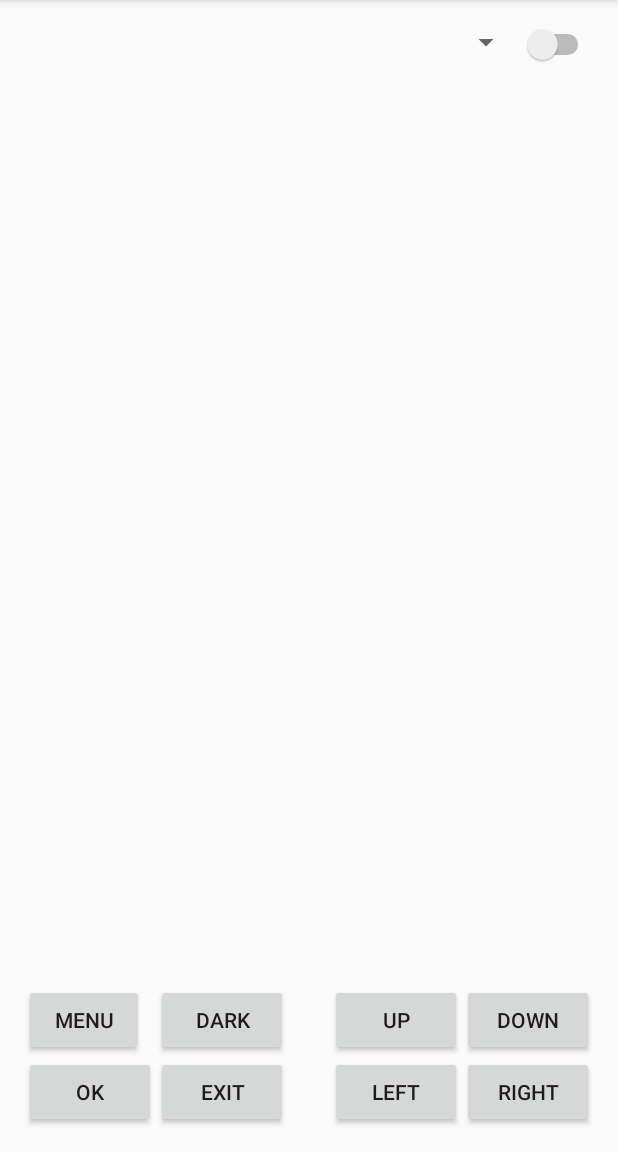
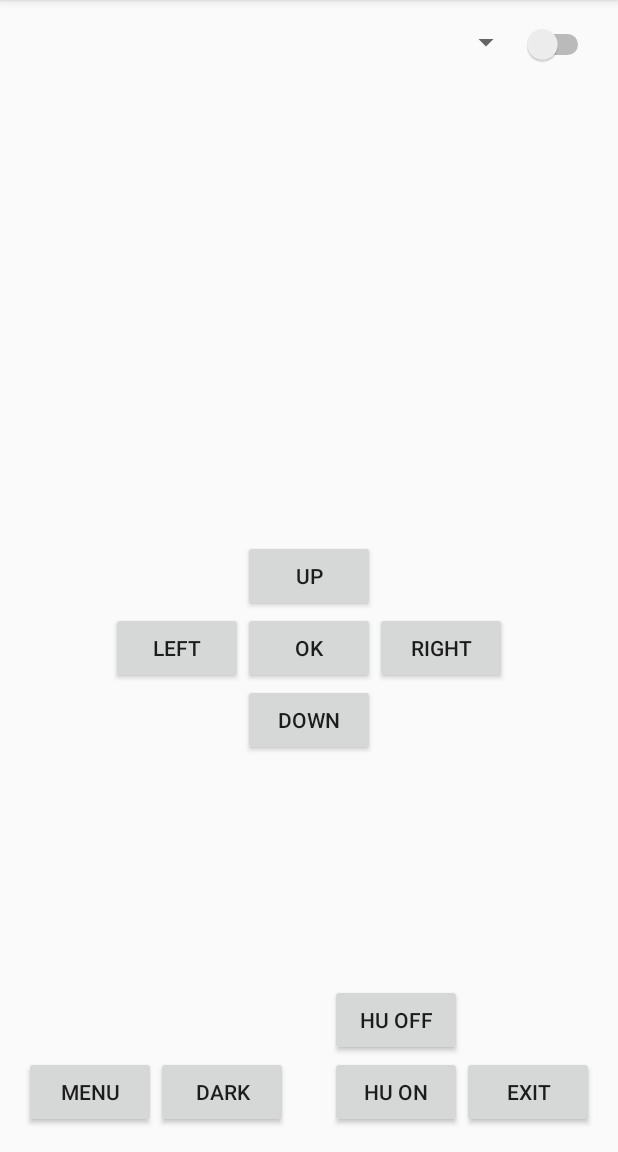
Before and after one commit to mikebutrimov/automobile-machine-2, an Android app: the screen it shows after launch (MainActivity), on a phone screen of 412 x 824 dp, the part 84-1236 px from its top. Run offline under Robolectric (Android 15) with nearby library versions, the phone set to English and light mode, and no system bars.

Commit message:
start vorking on new vehicle control interface

```diff
--- a/android/AutoMachine2/app/src/main/java/org/unhack/automachine2/Command.java
+++ b/android/AutoMachine2/app/src/main/java/org/unhack/automachine2/Command.java
@@ -83,7 +83,7 @@ public class Command {
                     if (longPressedIntent != null) mContext.startService(longPressedIntent);
                     this.status = LONG_PRESS;
                     this.timer = System.currentTimeMillis();
-                    Intent ioTextInten = new Intent(MainActivity.INTENT_FILTER);
+                    Intent ioTextInten = new Intent(MainActivity.INTENT_FILTER_UPDATE_UI);
                     ioTextInten.putExtra("payload", string_payload + " fired LONG \n");
                     mContext.sendBroadcast(ioTextInten);
                     return;
@@ -99,14 +99,14 @@ public class Command {
                 this.status = RELEASED;
                 this.count = 0;
                 if (longReleasedIntent != null) mContext.startService(longReleasedIntent);
-                Intent ioTextInten = new Intent(MainActivity.INTENT_FILTER);
+                Intent ioTextInten = new Intent(MainActivity.INTENT_FILTER_UPDATE_UI);
                 ioTextInten.putExtra("payload", string_payload + " released LONG \n");
                 mContext.sendBroadcast(ioTextInten);
             }
         }
         if (status == SHORT_PRESS && System.currentTimeMillis() - timer > THRESHOLD){
             mContext.startService(shortPressedIntent);
-            Intent ioTextInten = new Intent(MainActivity.INTENT_FILTER);
+            Intent ioTextInten = new Intent(MainActivity.INTENT_FILTER_UPDATE_UI);
             ioTextInten.putExtra("payload", string_payload + " fired SHORT \n");
             mContext.sendBroadcast(ioTextInten);
             this.status = RELEASED;
--- a/android/AutoMachine2/app/src/main/java/org/unhack/automachine2/ConnectedThread.java
+++ b/android/AutoMachine2/app/src/main/java/org/unhack/automachine2/ConnectedThread.java
@@ -15,6 +15,8 @@ import java.io.OutputStream;
 
 import org.unhack.automachine2.Msg.controlMessage;
 import com.maxmpz.poweramp.player.PowerampAPI;
+
+import static org.unhack.automachine2.MainActivity.INTENT_FILTER_CONNECTEDTHREAD_READY;
 
 /**
  * Created by unhack on 10/1/16.
@@ -51,6 +53,7 @@ public class ConnectedThread extends Thread {
 
     public void run() {
         Log.d("CONNECTED Thread", "In Run");
+        //send broadcast that we are ready
         byte[] buffer = new byte[1024];  // buffer store for the stream
         int bytes; // bytes returned from read()
         //start housekeeping thread
--- a/android/AutoMachine2/app/src/main/res/layout/activity_main.xml
+++ b/android/AutoMachine2/app/src/main/res/layout/activity_main.xml
@@ -26,60 +26,13 @@
         android:layout_toLeftOf="@+id/sw_io"
         android:layout_toStartOf="@+id/sw_io" />
 
-    <Button
-        android:text="Left"
+    <TextView
         android:layout_width="wrap_content"
         android:layout_height="wrap_content"
-        android:id="@+id/button_left"
-        android:layout_alignParentBottom="true"
-        android:layout_toLeftOf="@+id/button_right"
-        android:layout_toStartOf="@+id/button_right" />
-
-    <Button
-        android:text="Right"
-        android:layout_width="wrap_content"
-        android:layout_height="wrap_content"
-        android:id="@+id/button_right"
-        android:layout_alignParentBottom="true"
-        android:layout_alignParentRight="true"
-        android:layout_alignParentEnd="true" />
-
-    <Button
-        android:text="Ok"
-        android:layout_width="wrap_content"
-        android:layout_height="wrap_content"
-        android:id="@+id/button_ok"
-        android:layout_alignParentBottom="true"
+        android:layout_below="@+id/sw_io"
         android:layout_alignParentLeft="true"
-        android:layout_alignParentStart="true" />
-
-    <Button
-        android:text="Exit"
-        android:layout_width="wrap_content"
-        android:layout_height="wrap_content"
-        android:id="@+id/button_exit"
-        android:layout_alignParentBottom="true"
-        android:layout_toRightOf="@+id/button_ok"
-        android:layout_toEndOf="@+id/button_ok" />
-
-    <Button
-        android:text="Menu"
-        android:layout_width="wrap_content"
-        android:layout_height="wrap_content"
-        android:id="@+id/button_menu"
-        android:layout_alignBaseline="@+id/button_dark"
-        android:layout_alignBottom="@+id/button_dark"
-        android:layout_toLeftOf="@+id/button_dark"
-        android:layout_toStartOf="@+id/button_dark"
-        android:layout_marginRight="8dp"
-        android:layout_marginEnd="8dp" />
-
-    <Button
-        android:text="Down"
-        android:layout_width="wrap_content"
-        android:layout_height="wrap_content"
-        android:id="@+id/button_down"
-        android:layout_above="@+id/button_left"
+        android:layout_alignParentStart="true"
+        android:id="@+id/ioText"
         android:layout_alignParentRight="true"
         android:layout_alignParentEnd="true" />
 
@@ -88,34 +41,90 @@
         android:layout_width="wrap_content"
         android:layout_height="wrap_content"
         android:id="@+id/button_up"
-        android:layout_alignBaseline="@+id/button_down"
-        android:layout_alignBottom="@+id/button_down"
-        android:layout_toLeftOf="@+id/button_down"
-        android:layout_toStartOf="@+id/button_down" />
+        android:layout_centerVertical="true"
+        android:layout_centerHorizontal="true" />
+
+    <Button
+        android:text="Ok"
+        android:layout_width="wrap_content"
+        android:layout_height="wrap_content"
+        android:id="@+id/button_ok"
+        android:layout_below="@+id/button_up"
+        android:layout_alignLeft="@+id/button_up"
+        android:layout_alignStart="@+id/button_up" />
+
+    <Button
+        android:text="Down"
+        android:layout_width="wrap_content"
+        android:layout_height="wrap_content"
+        android:id="@+id/button_down"
+        android:layout_below="@+id/button_ok"
+        android:layout_alignLeft="@+id/button_ok"
+        android:layout_alignStart="@+id/button_ok" />
+
+    <Button
+        android:text="Left"
+        android:layout_width="wrap_content"
+        android:layout_height="wrap_content"
+        android:id="@+id/button_left"
+        android:layout_alignBaseline="@+id/button_ok"
+        android:layout_alignBottom="@+id/button_ok"
+        android:layout_toLeftOf="@+id/button_ok"
+        android:layout_toStartOf="@+id/button_ok" />
+
+    <Button
+        android:text="Exit"
+        android:layout_width="wrap_content"
+        android:layout_height="wrap_content"
+        android:id="@+id/button_exit"
+        android:layout_alignParentBottom="true"
+        android:layout_alignParentRight="true"
+        android:layout_alignParentEnd="true" />
+
+    <Button
+        android:text="Menu"
+        android:layout_width="wrap_content"
+        android:layout_height="wrap_content"
+        android:id="@+id/button_menu"
+        android:layout_alignParentBottom="true"
+        android:layout_alignParentLeft="true"
+        android:layout_alignParentStart="true" />
+
+    <Button
+        android:text="Right"
+        android:layout_width="wrap_content"
+        android:layout_height="wrap_content"
+        android:id="@+id/button_right"
+        android:layout_alignBaseline="@+id/button_ok"
+        android:layout_alignBottom="@+id/button_ok"
+        android:layout_toRightOf="@+id/button_up"
+        android:layout_toEndOf="@+id/button_up" />
 
     <Button
         android:text="Dark"
         android:layout_width="wrap_content"
         android:layout_height="wrap_content"
         android:id="@+id/button_dark"
-        android:layout_above="@+id/button_ok"
-        android:layout_alignLeft="@+id/button_exit"
-        android:layout_alignStart="@+id/button_exit" />
+        android:layout_alignParentBottom="true"
+        android:layout_toRightOf="@+id/button_menu"
+        android:layout_toEndOf="@+id/button_menu" />
 
-    <ScrollView
-        android:layout_width="match_parent"
-        android:layout_height="match_parent"
-        android:layout_below="@+id/spinner_bt_devices"
-        android:layout_alignParentLeft="true"
-        android:layout_alignParentStart="true"
-        android:layout_above="@+id/button_menu"
-        android:fillViewport="true">
+    <Button
+        android:text="HU On"
+        android:layout_width="wrap_content"
+        android:layout_height="wrap_content"
+        android:layout_alignParentBottom="true"
+        android:layout_toLeftOf="@+id/button_exit"
+        android:layout_toStartOf="@+id/button_exit"
+        android:id="@+id/button_hu" />
 
-        <TextView
-            android:layout_width="match_parent"
-            android:layout_height="wrap_content"
-            android:id="@+id/ioText"
-            android:layout_gravity="bottom" />
-    </ScrollView>
+    <Button
+        android:text="HU OFF"
+        android:layout_width="wrap_content"
+        android:layout_height="wrap_content"
+        android:layout_above="@+id/button_exit"
+        android:layout_alignLeft="@+id/button_hu"
+        android:layout_alignStart="@+id/button_hu"
+        android:id="@+id/button_huoff" />
 
 </RelativeLayout>
```
Also changed, not shown: android/AutoMachine2/app/src/main/java/org/unhack/automachine2/BtIOService.java (+48 -5 lines), android/AutoMachine2/app/src/main/java/org/unhack/automachine2/ConnectThread.java (+6 -3 lines), android/AutoMachine2/app/src/main/java/org/unhack/automachine2/MainActivity.java (+48 -5 lines), android/AutoMachine2/app/src/main/java/org/unhack/automachine2/VehicleCommand.java (added, +47 -0 lines), android/AutoMachine2/app/src/main/java/org/unhack/automachine2/VehicleControlThread.java (added, +86 -0 lines).
